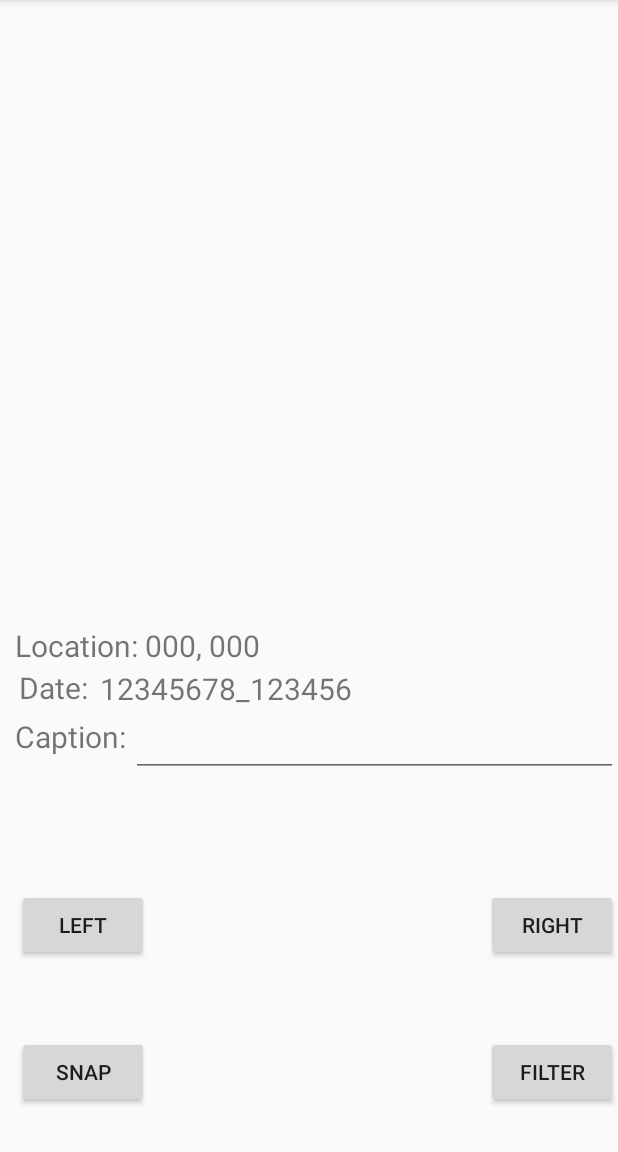
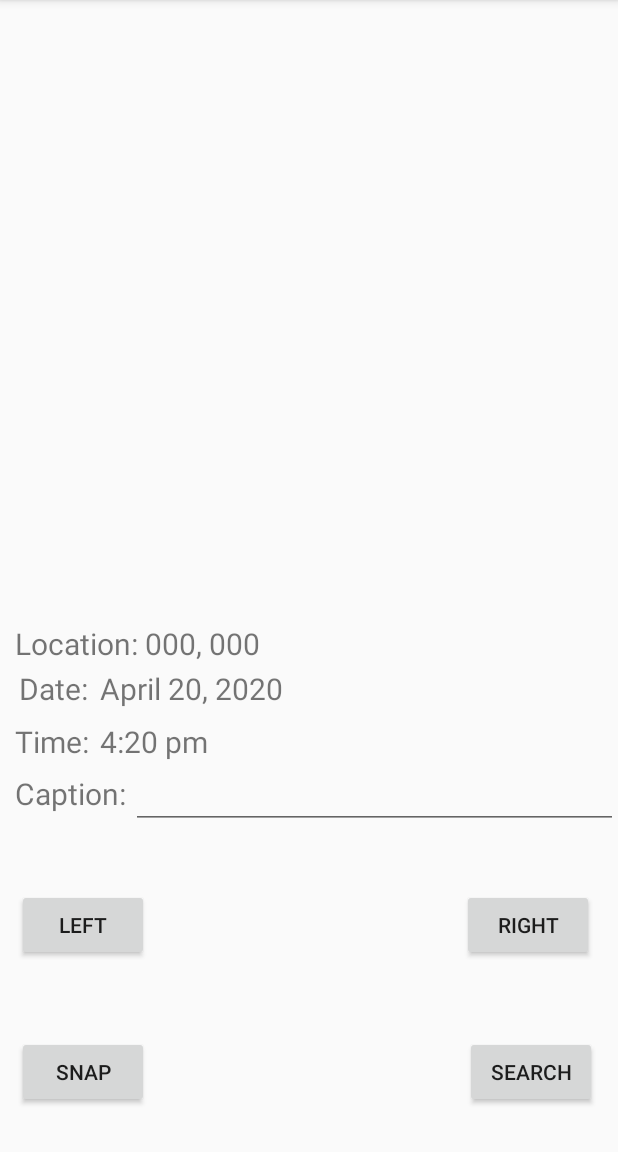
Before and after one commit to FeralComputer/COMP_7890_Project, an Android app: the screen it shows after launch (MainActivity), on a phone screen of 412 x 824 dp, the part 84-1236 px from its top. Run offline under Robolectric (Android 15) with nearby library versions, the phone set to English and light mode, and no system bars.

Commit message:
Cleaned up Date and time

```diff
--- a/app/src/main/java/com/example/comp7855_project/MainActivity.java
+++ b/app/src/main/java/com/example/comp7855_project/MainActivity.java
@@ -56,6 +56,7 @@ import java.io.FileOutputStream;
 import java.io.IOException;
 import java.io.ObjectInputStream;
 import java.io.ObjectOutputStream;
+import java.text.DateFormatSymbols;
 import java.text.ParseException;
 import java.text.SimpleDateFormat;
 import java.util.ArrayList;
@@ -112,6 +113,8 @@ public class MainActivity extends AppCompatActivity implements View.OnClickListe
     public String Longitude;
     public Date minDate = new Date(Long.MIN_VALUE);
     public Date maxDate = new Date(Long.MAX_VALUE);
+    DateFormatSymbols dfs = new DateFormatSymbols();
+    public String[] months = dfs.getMonths();
 
     @Override
     public void onCreate(Bundle savedInstanceState) {
@@ -221,7 +224,15 @@ public class MainActivity extends AppCompatActivity implements View.OnClickListe
             List<String> data = PictureDatabase.get(filename);
             if (data != null) {
                 TextView Date_Num = (TextView) findViewById(R.id.lblDate_Num);
-                Date_Num.setText(data.get(0));
+                Date_Num.setText(months[Integer.valueOf(data.get(0).substring(4,6))] + " " + data.get(0).substring(6,8) + ", " + data.get(0).substring(0,4));
+
+                TextView Time_Num = (TextView) findViewById(R.id.lblTime_Num);
+                if (Integer.valueOf(data.get(0).substring(9,11)) >= 13)
+                    Time_Num.setText(String.valueOf(Integer.valueOf(data.get(0).substring(9,11)) - 12) + " : " + data.get(0).substring(11,13) + " pm");
+                else if (Integer.valueOf(data.get(0).substring(9,11)) == 12)
+                    Time_Num.setText(data.get(0).substring(9,11) + " : " + data.get(0).substring(11,13) + " pm");
+                else
+                    Time_Num.setText(data.get(0).substring(9,11) + " : " + data.get(0).substring(11,13) + " am");
 
                 TextView Coord = (TextView) findViewById(R.id.lblCoord);
                 Coord.setText(data.get(1) + ", " + data.get(2));
--- a/app/src/main/res/layout/activity_main.xml
+++ b/app/src/main/res/layout/activity_main.xml
@@ -34,23 +34,31 @@
         android:layout_alignParentStart="true"
         android:layout_marginLeft="11dp"
         android:layout_marginStart="11dp" />
+
     <Button
         android:id="@+id/btnRight"
         android:layout_width="wrap_content"
         android:layout_height="wrap_content"
-        android:text="right"
         android:layout_alignBaseline="@+id/btnLeft"
+        android:layout_alignParentEnd="true"
         android:layout_alignParentRight="true"
-        android:layout_alignParentEnd="true" />
+        android:layout_marginEnd="16dp"
+        android:layout_marginRight="11dp"
+        android:text="right" />
+
     <Button
         android:id="@+id/btnFilter"
         android:layout_width="wrap_content"
         android:layout_height="wrap_content"
-        android:text="filter"
         android:layout_alignBaseline="@+id/btnCamera"
         android:layout_alignBottom="@+id/btnCamera"
+        android:layout_alignParentEnd="true"
         android:layout_alignParentRight="true"
-        android:layout_alignParentEnd="true" />
+        android:layout_marginEnd="14dp"
+        android:layout_marginRight="11dp"
+        android:layout_marginBottom="0dp"
+        android:text="Search" />
+
     <Button
         android:id="@+id/btnCamera"
         android:layout_width="wrap_content"
@@ -69,7 +77,7 @@
         android:layout_alignStart="@+id/btnLeft"
         android:layout_alignParentBottom="true"
         android:layout_marginStart="-1dp"
-        android:layout_marginBottom="263dp"
+        android:layout_marginBottom="225dp"
         android:text="Caption:"
         android:textSize="20dp" />
 
@@ -80,7 +88,7 @@
         android:layout_alignStart="@+id/btnLeft"
         android:layout_alignParentBottom="true"
         android:layout_marginStart="76dp"
-        android:layout_marginBottom="250dp"
+        android:layout_marginBottom="215dp"
         android:layout_weight="1"
         android:gravity="left|center_vertical"
         android:imeOptions="actionDone"
@@ -94,7 +102,7 @@
         android:layout_alignStart="@+id/btnLeft"
         android:layout_alignParentBottom="true"
         android:layout_marginStart="-1dp"
-        android:layout_marginBottom="324dp"
+        android:layout_marginBottom="325dp"
         android:text="Location:"
         android:textSize="20dp" />
     <TextView
@@ -104,7 +112,7 @@
         android:layout_alignStart="@+id/btnLeft"
         android:layout_alignParentBottom="true"
         android:layout_marginStart="85dp"
-        android:layout_marginBottom="324dp"
+        android:layout_marginBottom="325dp"
         android:text="000, 000"
         android:textSize="20dp" />
     <TextView
@@ -114,17 +122,40 @@
         android:layout_alignStart="@+id/btnLeft"
         android:layout_alignParentBottom="true"
         android:layout_marginStart="1dp"
-        android:layout_marginBottom="296dp"
+        android:layout_marginBottom="295dp"
         android:text="Date:"
         android:textSize="20dp" />
     <TextView
         android:id="@+id/lblDate_Num"
-        android:layout_width="200dp"
+        android:layout_width="280dp"
         android:layout_height="wrap_content"
         android:layout_alignStart="@+id/btnLeft"
         android:layout_alignParentBottom="true"
         android:layout_marginStart="55dp"
         android:layout_marginBottom="295dp"
-        android:text="12345678_123456"
+        android:text="April 20, 2020"
         android:textSize="20dp" />
+
+    <TextView
+        android:id="@+id/lblTime"
+        android:layout_width="80dp"
+        android:layout_height="wrap_content"
+        android:layout_alignStart="@+id/btnLeft"
+        android:layout_alignParentBottom="true"
+        android:layout_marginStart="-1dp"
+        android:layout_marginBottom="260dp"
+        android:text="Time:"
+        android:textSize="20dp" />
+
+    <TextView
+        android:id="@+id/lblTime_Num"
+        android:layout_width="280dp"
+        android:layout_height="wrap_content"
+        android:layout_alignStart="@+id/btnLeft"
+        android:layout_alignParentBottom="true"
+        android:layout_marginStart="55dp"
+        android:layout_marginBottom="260dp"
+        android:text="4:20 pm"
+        android:textSize="20dp" />
+
 </RelativeLayout>
```
